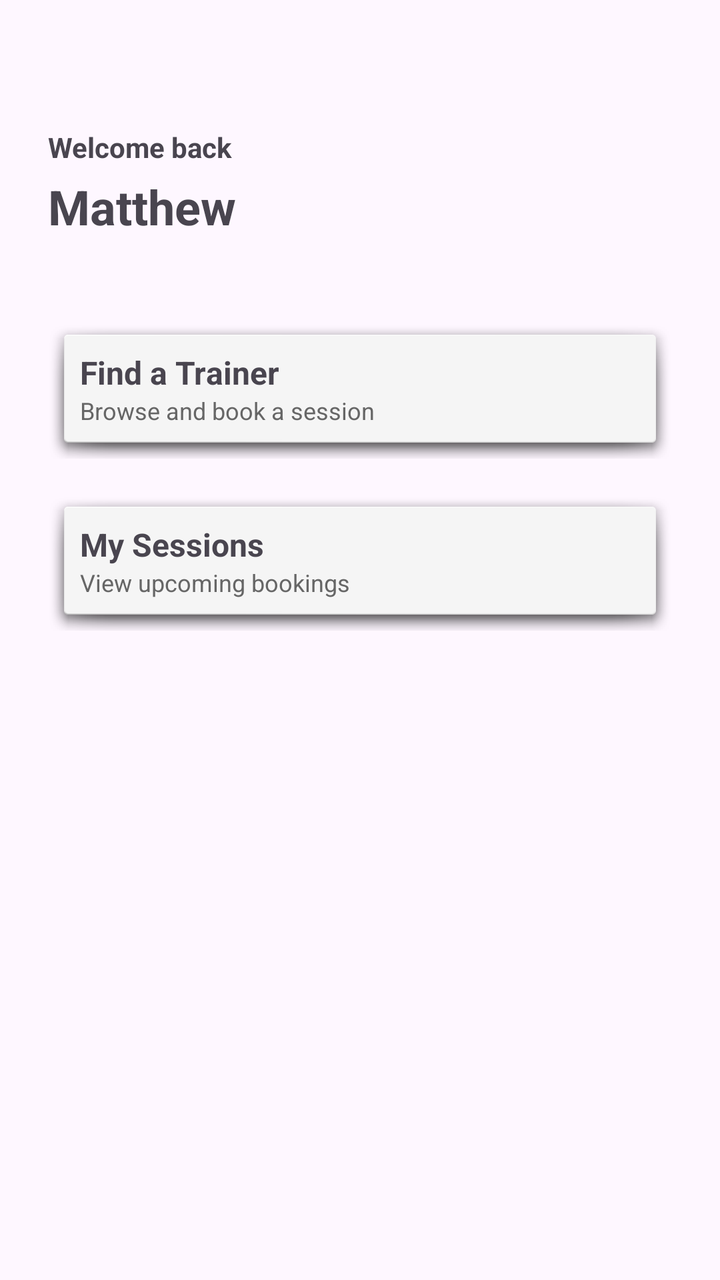
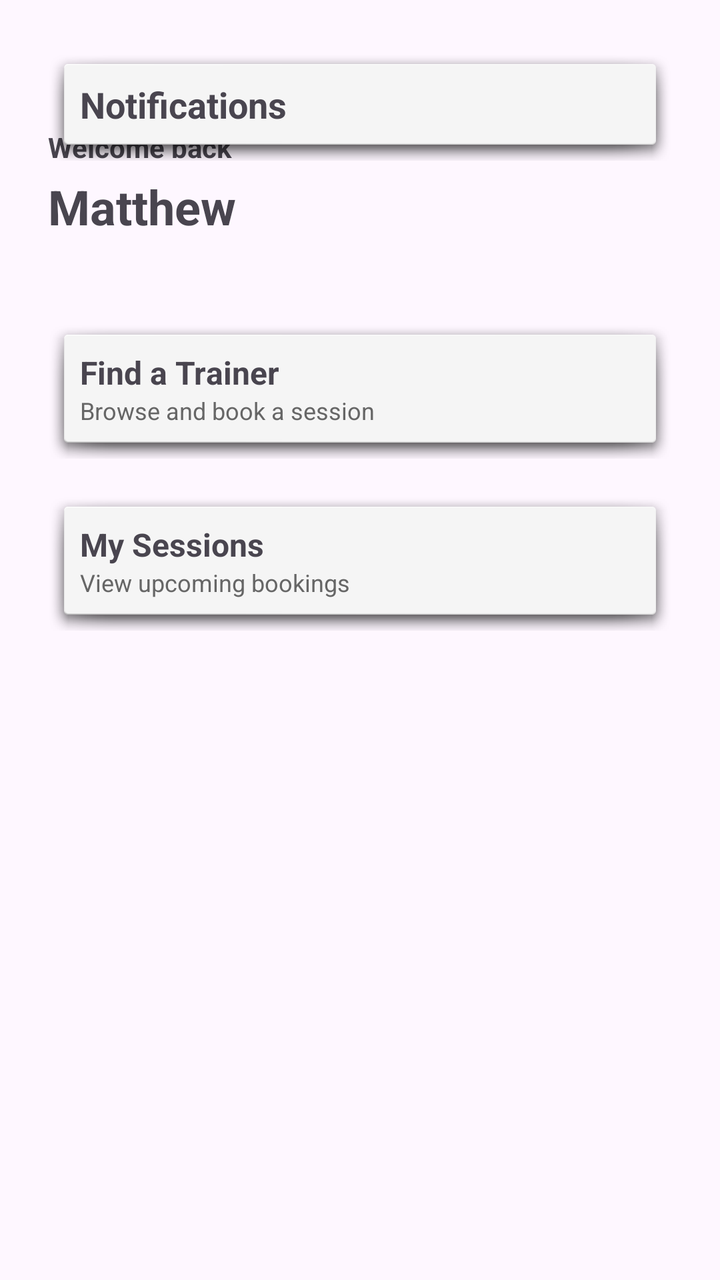

Screens rendered from an Android XML layout before and after an edit, with the pre-edit source and the edit as a unified diff.
<!-- AndroidManifest.xml: application theme Theme.GymFitnessApplication -->
<!-- res/layout/activity_member_home.xml -->
<?xml version="1.0" encoding="utf-8"?>
<androidx.constraintlayout.widget.ConstraintLayout
    xmlns:android="http://schemas.android.com/apk/res/android"
    xmlns:app="http://schemas.android.com/apk/res-auto"
    android:id="@+id/main"
    android:layout_width="match_parent"
    android:layout_height="match_parent"
    android:padding="24dp">

    <TextView
        android:id="@+id/welcomeText"
        android:layout_width="wrap_content"
        android:layout_height="wrap_content"
        android:text="Welcome back"
        android:textSize="14sp"
        android:textStyle="bold"
        app:layout_constraintTop_toTopOf="parent"
        app:layout_constraintStart_toStartOf="parent"
        android:layout_marginTop="40dp"/>

    <TextView
        android:id="@+id/nameText"
        android:layout_width="wrap_content"
        android:layout_height="wrap_content"
        android:text="Matthew"
        android:textSize="24sp"
        android:textStyle="bold"
        app:layout_constraintTop_toBottomOf="@id/welcomeText"
        app:layout_constraintStart_toStartOf="parent"
        android:layout_marginTop="4dp"/>

    <LinearLayout
        android:id="@+id/findTrainerCard"
        android:layout_width="0dp"
        android:layout_height="wrap_content"
        android:orientation="vertical"
        android:background="@android:drawable/dialog_holo_light_frame"
        android:padding="16dp"
        android:clickable="true"
        android:focusable="true"
        app:layout_constraintTop_toBottomOf="@id/nameText"
        app:layout_constraintStart_toStartOf="parent"
        app:layout_constraintEnd_toEndOf="parent"
        android:layout_marginTop="40dp">

        <TextView
            android:id="@+id/findTrainerTitle"
            android:layout_width="wrap_content"
            android:layout_height="wrap_content"
            android:text="Find a Trainer"
            android:textSize="16sp"
            android:textStyle="bold"/>

        <TextView
            android:layout_width="wrap_content"
            android:layout_height="wrap_content"
            android:text="Browse and book a session"
            android:textSize="12sp"
            android:textColor="#666666"/>
    </LinearLayout>

    <LinearLayout
        android:id="@+id/mySessionsCard"
        android:layout_width="0dp"
        android:layout_height="wrap_content"
        android:orientation="vertical"
        android:background="@android:drawable/dialog_holo_light_frame"
        android:padding="16dp"
        android:clickable="true"
        android:focusable="true"
        app:layout_constraintTop_toBottomOf="@id/findTrainerCard"
        app:layout_constraintStart_toStartOf="parent"
        app:layout_constraintEnd_toEndOf="parent"
        android:layout_marginTop="16dp">

        <TextView
            android:layout_width="wrap_content"
            android:layout_height="wrap_content"
            android:text="My Sessions"
            android:textSize="16sp"
            android:textStyle="bold"/>

        <TextView
            android:layout_width="wrap_content"
            android:layout_height="wrap_content"
            android:text="View upcoming bookings"
            android:textSize="12sp"
            android:textColor="#666666"/>
    </LinearLayout>

</androidx.constraintlayout.widget.ConstraintLayout>
<!-- resources referenced by this layout -->
<resources>
  <style name="Theme.GymFitnessApplication" parent="Base.Theme.GymFitnessApplication" />
  <style name="Base.Theme.GymFitnessApplication" parent="Theme.Material3.DayNight.NoActionBar">
          
          
      </style>
</resources>

<!-- the commit's change to res/layout/activity_member_home.xml (unified diff, before → after) -->
@@ -60,6 +60,24 @@
     </LinearLayout>
 
     <LinearLayout
+        android:id="@+id/notificationsBtn"
+        android:layout_width="match_parent"
+        android:layout_height="wrap_content"
+        android:padding="16dp"
+        android:background="@android:drawable/dialog_holo_light_frame"
+        android:layout_marginTop="12dp"
+        android:orientation="horizontal">
+
+        <TextView
+            android:layout_width="wrap_content"
+            android:layout_height="wrap_content"
+            android:text="Notifications"
+            android:textSize="18sp"
+            android:textStyle="bold"/>
+    </LinearLayout>
+
+
+    <LinearLayout
         android:id="@+id/mySessionsCard"
         android:layout_width="0dp"
         android:layout_height="wrap_content"
